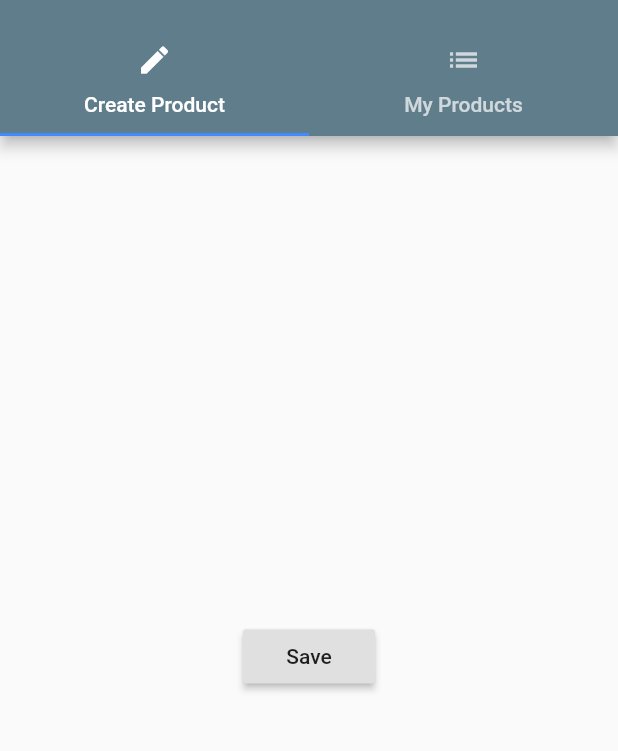
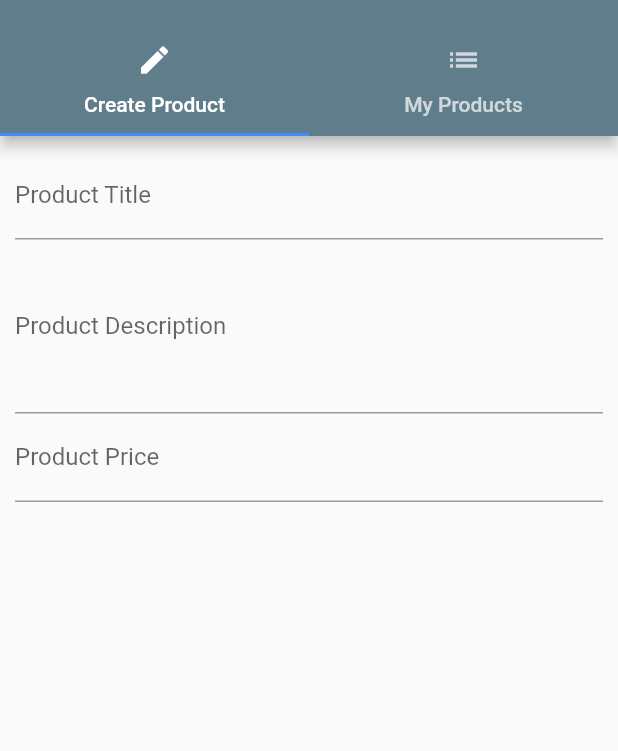
Before and after one commit to sahilmob/flutter-easy-list, a Flutter app: the ProductsAdminPage screen opened by its route, on a phone screen of 412 x 824 dp, the part 59-810 px from its top. Run offline on Flutter 3.47's test engine with Material 2 defaults, Android fonts, the phone set to English and light mode, and no system bars.

Commit message:
add text inputs for the product title, description, and price

```diff
--- a/lib/pages/product_create.dart
+++ b/lib/pages/product_create.dart
@@ -1,21 +1,50 @@
 import 'package:flutter/material.dart';
 
-class ProductCreatePage extends StatelessWidget {
+class ProductCreatePage extends StatefulWidget {
+  @override
+  State<StatefulWidget> createState() {
+    return _ProudctCreatePageState();
+  }
+}
+
+class _ProudctCreatePageState extends State<ProductCreatePage> {
+  String titleValue;
+  String descriptionValue;
+  double priceValue;
+
   @override
   Widget build(BuildContext context) {
-    return Center(
-      child: RaisedButton(
-        child: Text('Save'),
-        onPressed: () {
-          showModalBottomSheet(
-              context: context,
-              builder: (BuildContext context) {
-                return Center(
-                  child: Text('This is a Modal!'),
-                );
-              });
-        },
-      ),
-    );
+    return Container(
+        margin: EdgeInsets.all(10.0),
+        child: Column(
+          children: <Widget>[
+            TextField(
+              decoration: InputDecoration(labelText: 'Product Title'),
+              onChanged: (String value) {
+                setState(() {
+                  titleValue = value;
+                });
+              },
+            ),
+            TextField(
+              decoration: InputDecoration(labelText: 'Product Description'),
+              maxLines: 4,
+              onChanged: (String value) {
+                setState(() {
+                  descriptionValue = value;
+                });
+              },
+            ),
+            TextField(
+              decoration: InputDecoration(labelText: 'Product Price'),
+              keyboardType: TextInputType.number,
+              onChanged: (String value) {
+                setState(() {
+                  priceValue = double.parse(value);
+                });
+              },
+            ),
+          ],
+        ));
   }
 }
```
